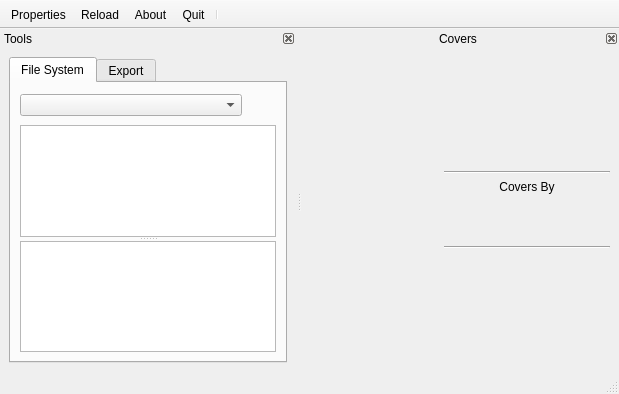
amestica/qwbfs, file qwbfs/src/UIMain.ui: the form before one commit.
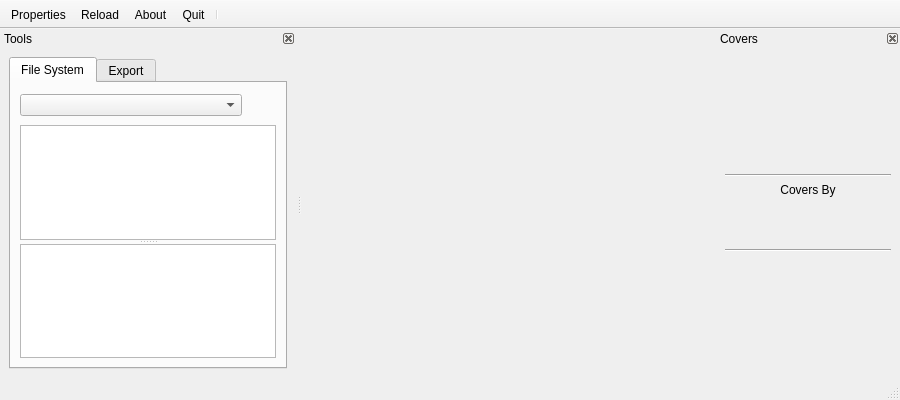
The form after the commit. Icons and pictures are not drawn. Custom widgets are drawn as their Qt base class.

Commit message: Native file system handling WIP

Diff of the .ui file:
```diff
--- a/qwbfs/src/UIMain.ui
+++ b/qwbfs/src/UIMain.ui
@@ -6,8 +6,8 @@
    <rect>
     <x>0</x>
     <y>0</y>
-    <width>619</width>
-    <height>394</height>
+    <width>900</width>
+    <height>400</height>
    </rect>
   </property>
   <property name="iconSize">
@@ -30,6 +30,9 @@
     <item>
      <widget class="pQueuedMessageToolBar" name="qmtbInfos"/>
     </item>
+    <item>
+     <widget class="PartitionWidgetV2" name="widget" native="true"/>
+    </item>
     <item>
      <widget class="QSplitter" name="sViews">
       <property name="orientation">
@@ -453,6 +456,11 @@
   </action>
  </widget>
  <customwidgets>
+  <customwidget>
+   <class>ListView</class>
+   <extends>QListView</extends>
+   <header>ListView.h</header>
+  </customwidget>
   <customwidget>
    <class>PartitionWidget</class>
    <extends>QWidget</extends>
@@ -471,9 +479,10 @@
    <container>1</container>
   </customwidget>
   <customwidget>
-   <class>ListView</class>
-   <extends>QListView</extends>
-   <header>ListView.h</header>
+   <class>PartitionWidgetV2</class>
+   <extends>QWidget</extends>
+   <header>widgets/view/PartitionWidgetV2.h</header>
+   <container>1</container>
   </customwidget>
  </customwidgets>
  <resources>
```
The commit also changes 17 other files.
